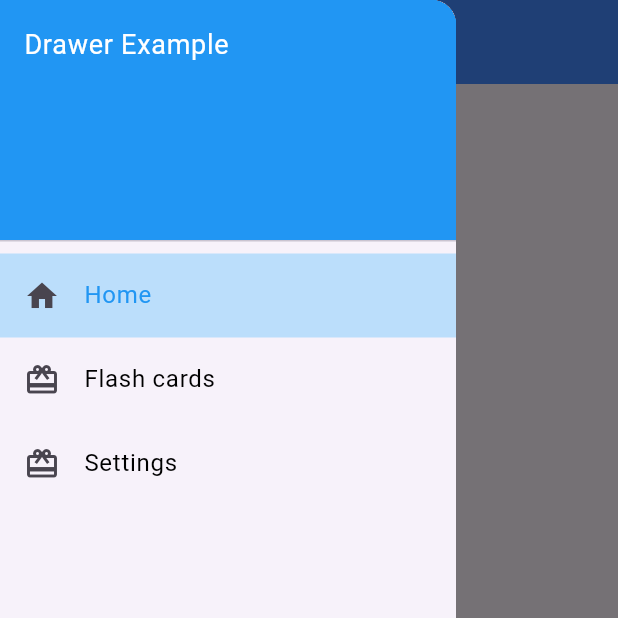
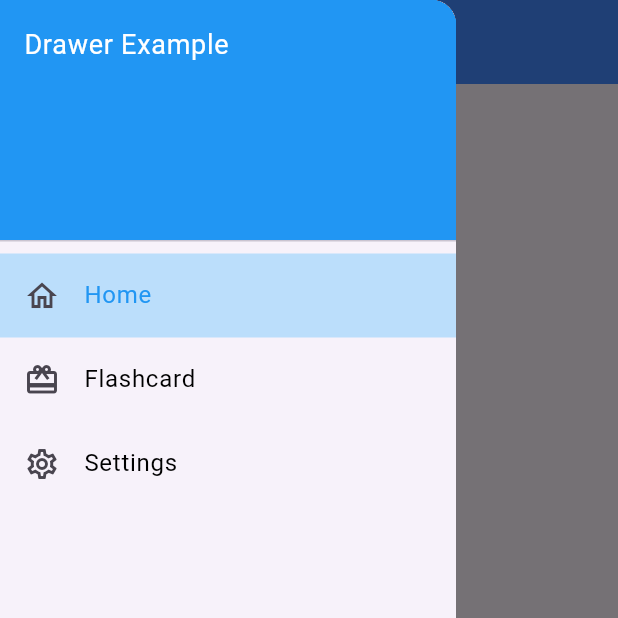
Before and after one commit to Ali1raz/flutter-multipage, a Flutter app: the screen it shows after launch, in the side drawer, after a tap on "Home", on a phone screen of 412 x 824 dp, the top half of it. Run offline on Flutter 3.47's test engine with Material 3 defaults, Android fonts, the phone set to English and light mode, and no system bars.

Commit message:
refactor base_screen

```diff
--- a/lib/pages/base_screen.dart
+++ b/lib/pages/base_screen.dart
@@ -5,19 +5,26 @@ class BaseScreen extends StatelessWidget {
   final Widget child;
   final String title;
 
-  const BaseScreen({
-    super.key,
-    required this.child,
-    required this.title
-});
+  const BaseScreen({super.key, required this.child, required this.title});
 
   @override
   Widget build(BuildContext context) {
     String currentRoute = ModalRoute.of(context)?.settings.name ?? '/';
 
     return Scaffold(
-      appBar: AppBar(title: Text(title, style: TextStyle(color: Colors.white),),backgroundColor: Colors.blueAccent,),
-      drawer: Drawer(
+      appBar: AppBar(
+        title: Text(title, style: TextStyle(color: Colors.white)),
+        backgroundColor: Colors.blueAccent,
+      ),
+      drawer: _buildDrawer(context),
+      body: child,
+    );
+  }
+
+  Widget _buildDrawer(BuildContext context) {
+    String currentRoute = ModalRoute.of(context)?.settings.name ?? '/';
+
+    return Drawer(
       child: ListView(
         padding: EdgeInsets.zero,
         children: [
@@ -28,47 +35,21 @@ class BaseScreen extends StatelessWidget {
               style: TextStyle(color: Colors.white, fontSize: 18),
             ),
           ),
-            DrawerTile(
-              icon: Icons.home,
-              title: "Home",
-              isSelected: currentRoute == '/',
-              onTap: () {
-                if (currentRoute != '/') {
-                  Navigator.pushNamed(context, '/');
-                }
-              },
+          _buildDrawerItem(context, Icons.home_outlined, "Home", '/', currentRoute),
+          _buildDrawerItem(context, Icons.card_giftcard_outlined, "Flashcard", '/flashcard', currentRoute),
+          _buildDrawerItem(context, Icons.settings_outlined, "Settings", '/settings', currentRoute),
+        ],
       ),
-            DrawerTile(
-              icon: Icons.card_giftcard,
-              title: "Flash cards",
-              isSelected: currentRoute == '/flashcard',
-              onTap: () {
-                if (currentRoute != '/flashcard') {
-                  Navigator.pushNamed(
-                    context,
-                    '/flashcard',
     );
   }
-              },
-            ),
-            DrawerTile(
-              icon: Icons.card_giftcard,
-              title: "Settings",
-              isSelected: currentRoute == '/settings',
-              onTap: () {
-                if (currentRoute != '/settings') {
-                  Navigator.pushNamed(
-                    context,
-                    '/settings',
-                  );
+
+  Widget _buildDrawerItem(BuildContext context, IconData icon, String title, String route, String currentRoute) {
+    return DrawerTile(icon: icon, title: title, isSelected: currentRoute == route, onTap:() { _navigateToRoute(context, route, currentRoute);});
   }
-              },
-            ),
-          ],
-        ),
-      ),
 
-      body: child,
-    );
+  void _navigateToRoute (BuildContext context, String route, String currentRoute) {
+    if (currentRoute != route) {
+      Navigator.pushNamed(context, route);
     }
   }
+}
```
Lines whose indentation alone changed are shown as unchanged.
